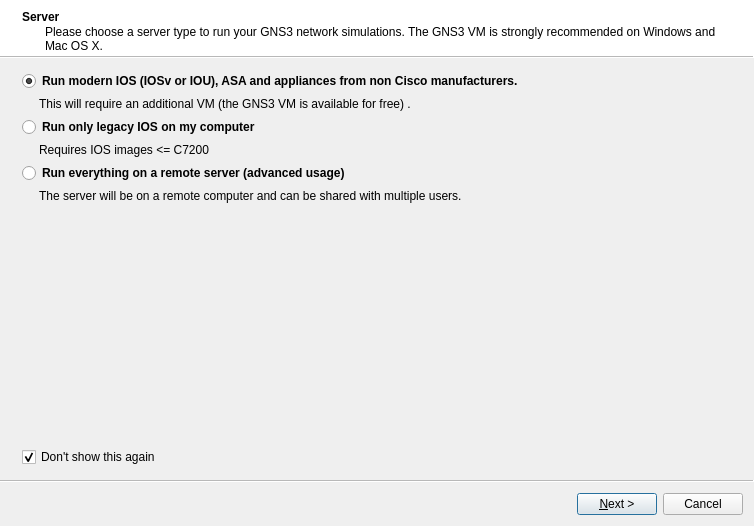
This is gns3/ui/setup_wizard.ui in GNS3/gns3-gui as Qt 5 draws it before an edit. The edited form follows.
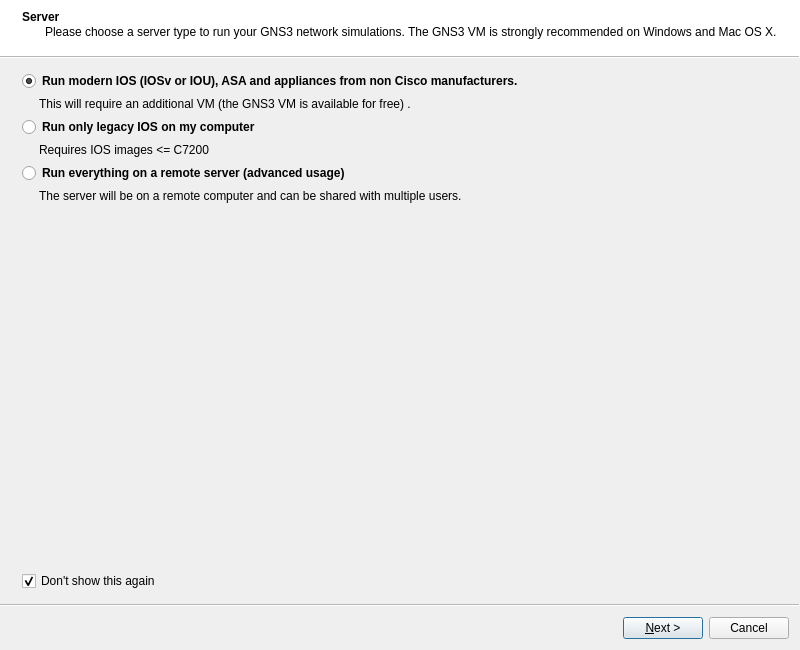
This is the edited form. Icons and pictures are not drawn.

Commit message: Adjust the setup wizard (VMware image size, layouts).

Diff of the .ui file:
```diff
--- a/gns3/ui/setup_wizard.ui
+++ b/gns3/ui/setup_wizard.ui
@@ -6,8 +6,8 @@
    <rect>
     <x>0</x>
     <y>0</y>
-    <width>754</width>
-    <height>526</height>
+    <width>800</width>
+    <height>650</height>
    </rect>
   </property>
   <property name="sizePolicy">
@@ -16,12 +16,6 @@
     <verstretch>0</verstretch>
    </sizepolicy>
   </property>
-  <property name="maximumSize">
-   <size>
-    <width>775</width>
-    <height>563</height>
-   </size>
-  </property>
   <property name="windowTitle">
    <string>Setup Wizard</string>
   </property>
```
Left out of the diff: 137 changed lines with no effect on the pictures. Lines whose indentation alone changed are shown as unchanged. The commit also changes 2 other files.
